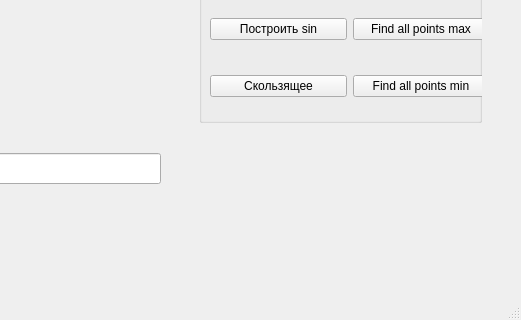
First picture: the form in cusplot/cusplot.ui, repository MacDouglas/labs_from_university, before the edit; both pictures show x 290 to 811 and y 154 to 474 of the 811 by 474 pixel window.
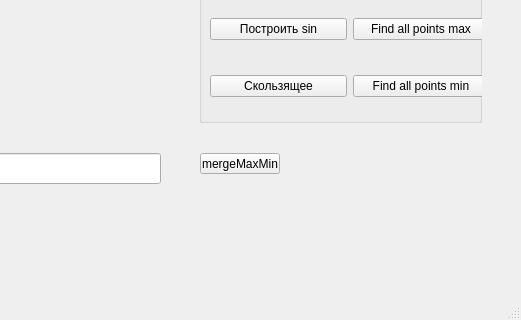
Second picture: the form after the edit.

Patch:
```diff
--- a/cusplot/cusplot.ui
+++ b/cusplot/cusplot.ui
@@ -186,6 +186,19 @@
      </item>
     </layout>
    </widget>
+   <widget class="QPushButton" name="pushButton">
+    <property name="geometry">
+     <rect>
+      <x>490</x>
+      <y>290</y>
+      <width>80</width>
+      <height>21</height>
+     </rect>
+    </property>
+    <property name="text">
+     <string>mergeMaxMin</string>
+    </property>
+   </widget>
   </widget>
   <widget class="QMenuBar" name="menuBar">
    <property name="geometry">
```
